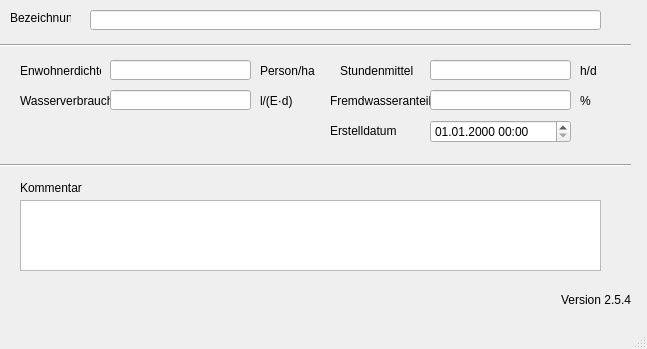
The window that qkan/forms/qkan_einzugsgebiete.ui (hoettges/QKan) describes before a commit, drawn with Qt 5.
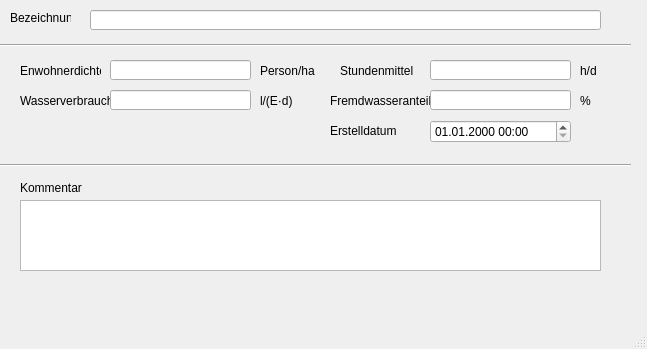
The same window after the commit. Custom widgets are drawn as their Qt base class.

What changed in the file:
```diff
--- a/qkan/forms/qkan_einzugsgebiete.ui
+++ b/qkan/forms/qkan_einzugsgebiete.ui
@@ -246,25 +246,6 @@
      </rect>
     </property>
    </widget>
-   <widget class="QLabel" name="lb_version">
-    <property name="geometry">
-     <rect>
-      <x>560</x>
-      <y>290</y>
-      <width>71</width>
-      <height>20</height>
-     </rect>
-    </property>
-    <property name="toolTip">
-     <string>Version QKan Import</string>
-    </property>
-    <property name="text">
-     <string>Version 2.5.4</string>
-    </property>
-    <property name="alignment">
-     <set>Qt::AlignRight|Qt::AlignTrailing|Qt::AlignVCenter</set>
-    </property>
-   </widget>
    <widget class="QgsDateTimeEdit" name="createdat">
     <property name="geometry">
      <rect>
```
